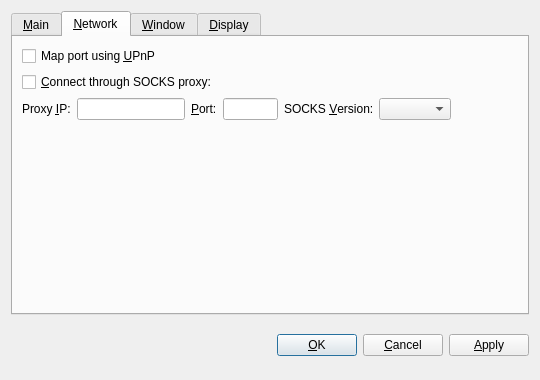
Old version of the form src/qt/forms/optionsdialog.ui in the repository RussiaCoinDotInfo/TagCoin_post_2017.
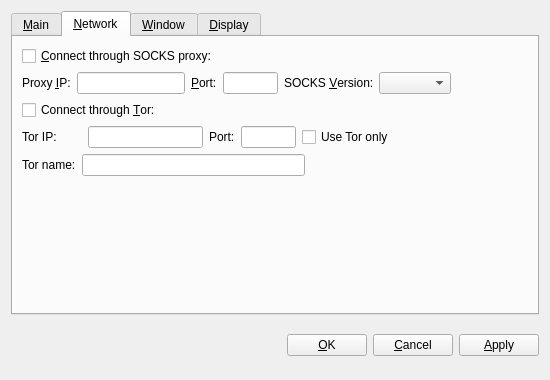
New version of the form. The open tabs and pages were chosen to show the change. Custom widgets are drawn as their Qt base class.

Diff of the .ui file:
```diff
--- a/src/qt/forms/optionsdialog.ui
+++ b/src/qt/forms/optionsdialog.ui
@@ -1,12 +1,12 @@
 <?xml version="1.0" encoding="UTF-8"?>
 <ui version="4.0">
  <class>OptionsDialog</class>
- <widget class="QDialog" name="OptionsDialog">
+ <widget class="QWidget" name="OptionsDialog">
   <property name="geometry">
    <rect>
     <x>0</x>
     <y>0</y>
-    <width>540</width>
+    <width>550</width>
     <height>380</height>
    </rect>
   </property>
@@ -116,16 +116,6 @@
        <string>&amp;Network</string>
       </attribute>
       <layout class="QVBoxLayout" name="verticalLayout_Network">
-       <item>
-        <widget class="QCheckBox" name="mapPortUpnp">
-         <property name="toolTip">
-          <string>Automatically open the TagCoin client port on the router. This only works when your router supports UPnP and it is enabled.</string>
-         </property>
-         <property name="text">
-          <string>Map port using &amp;UPnP</string>
-         </property>
-        </widget>
-       </item>
        <item>
         <widget class="QCheckBox" name="connectSocks">
          <property name="toolTip">
@@ -225,6 +215,110 @@
          </item>
         </layout>
        </item>
+       <item>
+        <widget class="QCheckBox" name="connectTor">
+         <property name="text">
+          <string>Connect through &amp;Tor:</string>
+         </property>
+        </widget>
+       </item>
+       <item>
+        <layout class="QHBoxLayout" name="horizontalLayout_Tor">
+         <item>
+          <widget class="QLabel" name="torIpLabel">
+           <property name="minimumSize">
+            <size>
+             <width>60</width>
+             <height>0</height>
+            </size>
+           </property>
+           <property name="text">
+            <string>Tor IP:</string>
+           </property>
+          </widget>
+         </item>
+         <item>
+          <widget class="QValidatedLineEdit" name="torIp">
+           <property name="maximumSize">
+            <size>
+             <width>115</width>
+             <height>16777215</height>
+            </size>
+           </property>
+          </widget>
+         </item>
+         <item>
+          <widget class="QLabel" name="torPortLabel">
+           <property name="text">
+            <string>Port:</string>
+           </property>
+          </widget>
+         </item>
+         <item>
+          <widget class="QLineEdit" name="torPort">
+           <property name="maximumSize">
+            <size>
+             <width>55</width>
+             <height>16777215</height>
+            </size>
+           </property>
+          </widget>
+         </item>
+         <item>
+          <widget class="QCheckBox" name="TorOnly">
+           <property name="text">
+            <string>Use Tor only</string>
+           </property>
+          </widget>
+         </item>
+         <item>
+          <spacer name="horizontalSpacer">
+           <property name="orientation">
+            <enum>Qt::Horizontal</enum>
+           </property>
+           <property name="sizeHint" stdset="0">
+            <size>
+             <width>40</width>
+             <height>20</height>
+            </size>
+           </property>
+          </spacer>
+         </item>
+        </layout>
+       </item>
+       <item>
+        <layout class="QHBoxLayout" name="horizontalLayout">
+         <item>
+          <widget class="QLabel" name="torNameLabel">
+           <property name="text">
+            <string>Tor name:</string>
+           </property>
+           <property name="textFormat">
+            <enum>Qt::PlainText</enum>
+           </property>
+           <property name="buddy">
+            <cstring>torName</cstring>
+           </property>
+          </widget>
+         </item>
+         <item>
+          <widget class="QLineEdit" name="torName"/>
+         </item>
+         <item>
+          <spacer name="horizontalSpacer_3">
+           <property name="orientation">
+            <enum>Qt::Horizontal</enum>
+           </property>
+           <property name="sizeHint" stdset="0">
+            <size>
+             <width>40</width>
+             <height>20</height>
+            </size>
+           </property>
+          </spacer>
+         </item>
+        </layout>
+       </item>
        <item>
         <spacer name="verticalSpacer_Network">
          <property name="orientation">
```
Left out of the diff: 54 changed lines with no effect on the pictures.
